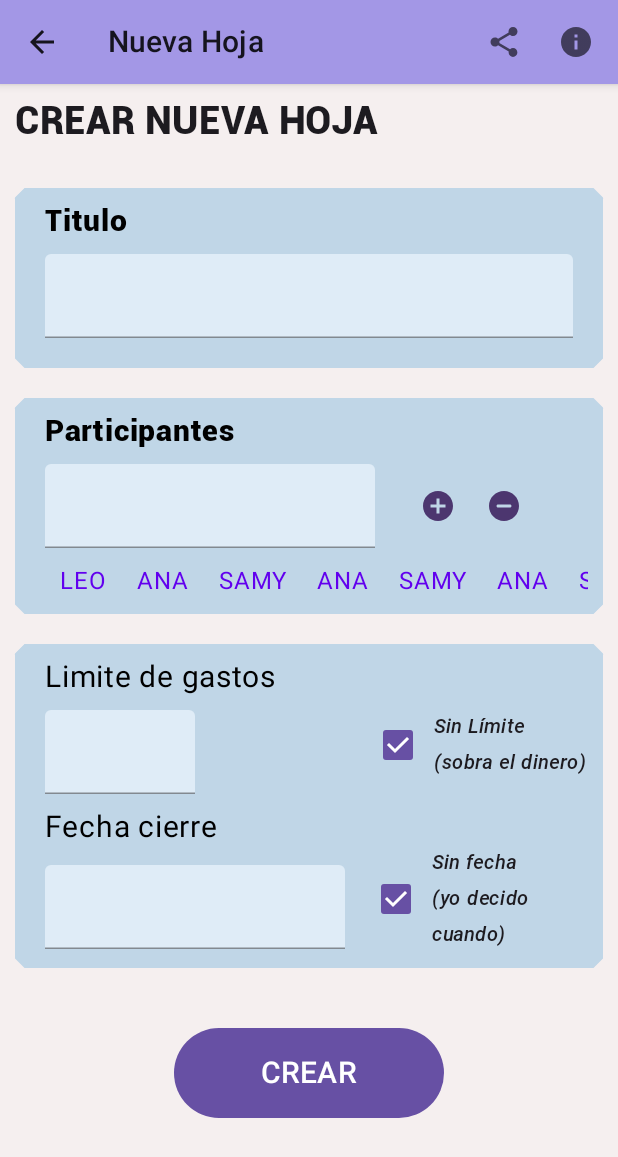
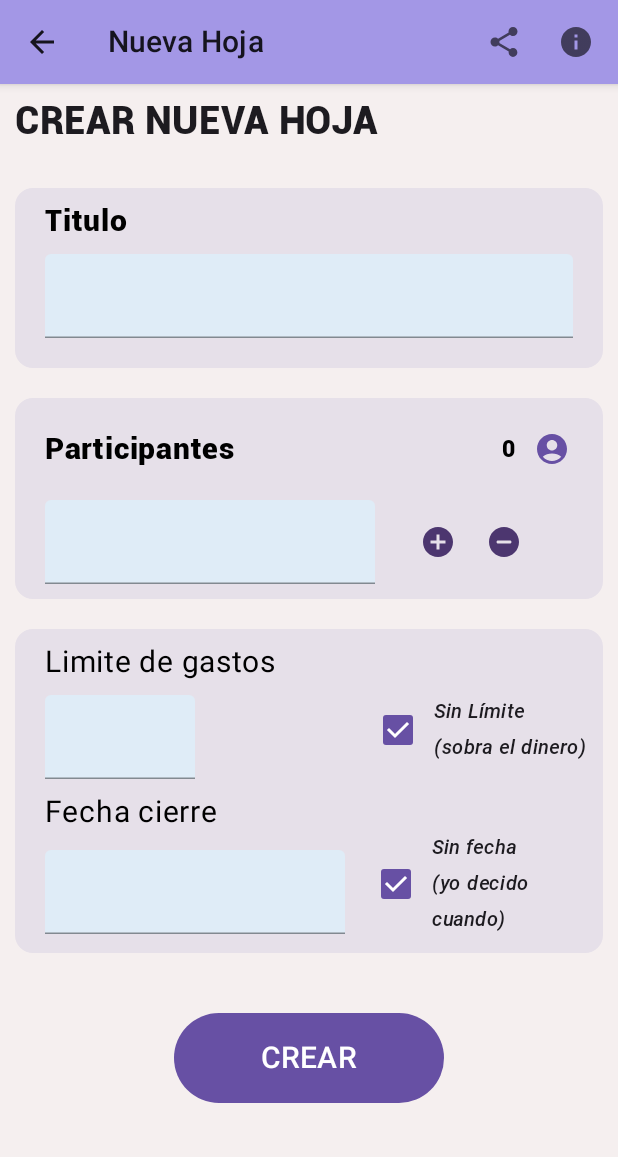
Before and after one commit to LeoCare/MisCuentas, an Android app built with Jetpack Compose: the NuevaHoja screen opened through its navigation route, on a phone screen of 412 x 824 dp. Shown: the top 1157 px of the screen. Run offline under Robolectric (Android 15) with nearby library versions, the phone set to English and light mode, and no system bars.

Commit message:
Lista de participantes expandible

```diff
--- a/app/build.gradle.kts
+++ b/app/build.gradle.kts
@@ -77,6 +77,9 @@ dependencies {
     debugImplementation("androidx.compose.ui:ui-tooling")
     debugImplementation("androidx.compose.ui:ui-test-manifest")
 
+    //Iconos Material
+    implementation("androidx.compose.material:material-icons-extended")
+
     implementation("androidx.core:core-ktx:1.12.0")
     testImplementation("junit:junit:4.13.2")
     androidTestImplementation("androidx.test.ext:junit:1.1.5")
--- a/app/src/main/java/com/app/miscuentas/ui/nueva_hoja/ui/NuevaHojaScreen.kt
+++ b/app/src/main/java/com/app/miscuentas/ui/nueva_hoja/ui/NuevaHojaScreen.kt
@@ -1,38 +1,44 @@
 package com.app.miscuentas.ui.nueva_hoja.ui
 
+import androidx.compose.animation.animateContentSize
+import androidx.compose.animation.core.Spring
+import androidx.compose.animation.core.spring
 import androidx.compose.foundation.BorderStroke
 import androidx.compose.foundation.Image
 import androidx.compose.foundation.background
-import androidx.compose.foundation.border
 import androidx.compose.foundation.clickable
 import androidx.compose.foundation.layout.Arrangement
-import androidx.compose.foundation.layout.Box
 import androidx.compose.foundation.layout.Column
 import androidx.compose.foundation.layout.IntrinsicSize
 import androidx.compose.foundation.layout.PaddingValues
 import androidx.compose.foundation.layout.Row
-
 import androidx.compose.foundation.layout.Spacer
 import androidx.compose.foundation.layout.fillMaxHeight
 import androidx.compose.foundation.layout.fillMaxSize
 import androidx.compose.foundation.layout.fillMaxWidth
 import androidx.compose.foundation.layout.height
 import androidx.compose.foundation.layout.padding
-import androidx.compose.foundation.layout.size
 import androidx.compose.foundation.layout.width
 import androidx.compose.foundation.lazy.LazyColumn
 import androidx.compose.foundation.lazy.LazyRow
 import androidx.compose.foundation.lazy.items
 import androidx.compose.foundation.shape.CutCornerShape
-import androidx.compose.foundation.shape.RoundedCornerShape
 import androidx.compose.foundation.text.KeyboardOptions
+import androidx.compose.material.Icon
+import androidx.compose.material.IconButton
 import androidx.compose.material.Scaffold
+import androidx.compose.material.Surface
 import androidx.compose.material.TextField
 import androidx.compose.material.TextFieldDefaults
+import androidx.compose.material.icons.Icons
+import androidx.compose.material.icons.filled.AccountCircle
+import androidx.compose.material.icons.filled.ExpandLess
+import androidx.compose.material.icons.filled.ExpandMore
 import androidx.compose.material.rememberScaffoldState
 import androidx.compose.material3.Button
+import androidx.compose.material3.Card
 import androidx.compose.material3.Checkbox
-import androidx.compose.material.Surface
+import androidx.compose.material3.MaterialTheme
 import androidx.compose.material3.Text
 import androidx.compose.runtime.Composable
 import androidx.compose.runtime.MutableState
@@ -49,8 +55,8 @@ import androidx.compose.ui.Alignment.Companion.CenterVertically
 import androidx.compose.ui.Modifier
 import androidx.compose.ui.draw.clip
 import androidx.compose.ui.graphics.Color
-import androidx.compose.ui.modifier.modifierLocalConsumer
 import androidx.compose.ui.res.colorResource
+import androidx.compose.ui.res.dimensionResource
 import androidx.compose.ui.res.painterResource
 import androidx.compose.ui.res.stringResource
 import androidx.compose.ui.text.TextStyle
@@ -134,6 +140,7 @@ fun NuevaHojaScreen(innerPadding: PaddingValues) {
             .fillMaxSize()
             .background(Color(color = 0xFFF5EFEF))
             .padding(top = 10.dp)
+
     ) {
 
         item {
@@ -145,14 +152,13 @@ fun NuevaHojaScreen(innerPadding: PaddingValues) {
             )
             CustomSpacer(size = 20.dp)
 
-            Surface(
+            Card(
                 modifier = Modifier
                     .padding(10.dp)
                     .fillMaxWidth()
+                    .clip(MaterialTheme.shapes.small)
                     .fillMaxHeight(0.25f),
-                shape = CutCornerShape(7.dp),
-                color = Color(0xFFC0D6E7),
-                border = BorderStroke(7.dp, color = Color(0xFFC0D6E7))
+
             ) {
                 Column(
                     modifier = Modifier
@@ -162,48 +168,36 @@ fun NuevaHojaScreen(innerPadding: PaddingValues) {
                 }
             }
 
-            Surface(
+            Card(
                 modifier = Modifier
                     .padding(10.dp)
                     .fillMaxWidth()
-                    .fillMaxHeight(0.5f),
-                shape = CutCornerShape(7.dp),
-                color = Color(0xFFC0D6E7),
-                border = BorderStroke(7.dp, color = Color(0xFFC0D6E7))
+                    .fillMaxHeight(0.5f)
+                    .clip(MaterialTheme.shapes.small)
+                    .animateContentSize(
+                        animationSpec = spring(
+                            dampingRatio = Spring.DampingRatioLowBouncy,
+                            stiffness = Spring.StiffnessLow
+                        )
+                    )
             ) {
                 Column(
                     modifier = Modifier
                         .padding(10.dp)
                 ) {
                     Paraticipantes(_numParticipantes, _participantes, robotoBlack)
-                    LazyRow(
-                        modifier = Modifier
-                            .padding(top = 10.dp)
-                            .fillMaxWidth()
-                    ) {
-                        //mostrar lista de participantes
-                        items(_participantes) { participante ->
-                            Text(
-                                text = participante,
-                                modifier = Modifier
-                                    .padding(start = 20.dp),
-                                color = colorResource(id = R.color.purple_500)
-                            )
-                        }
-                    }
+
                 }
             }
         }
 
         item{
-            Surface(
+            Card(
                 modifier = Modifier
                     .padding(10.dp)
                     .fillMaxWidth()
-                    .fillMaxHeight(0.35f),
-                shape = CutCornerShape(7.dp),
-                color = Color(0xFFC0D6E7),
-                border = BorderStroke(7.dp, color = Color(0xFFC0D6E7))
+                    .clip(MaterialTheme.shapes.small)
+                    .fillMaxHeight(0.35f)
             ) {
                 Column(
                     modifier = Modifier
@@ -258,13 +252,43 @@ fun Titulo(titulo: MutableState<String>, robotoBlack: FontFamily) {
 @Composable
 fun Paraticipantes(_numParticipantes: MutableState<String>, _participantes: SnapshotStateList<String>, robotoBlack: FontFamily) {
     var isFocused by rememberSaveable { mutableStateOf(false) }
+    var mostrarParticipantes by remember { mutableStateOf(false) }
+
+    Row(
+        modifier = Modifier
+            .fillMaxWidth()
+            .padding(start = 10.dp),
+        horizontalArrangement = Arrangement.SpaceBetween
+
+    ) {
         Text(
             text = "Participantes",
             fontSize = 20.sp,
             color = Color.Black,
             fontFamily = robotoBlack,
-        modifier = Modifier.padding(start = 10.dp)
+            modifier = Modifier
+                .align(CenterVertically)
         )
+        Spacer(Modifier.weight(1f))
+        Text(
+            text = "0",
+            fontSize = 15.sp,
+            color = Color.Black,
+            fontFamily = robotoBlack,
+            modifier = Modifier
+                .align(CenterVertically)
+        )
+        IconButton(onClick = { mostrarParticipantes = !mostrarParticipantes }) {
+            Icon(
+                imageVector = Icons.Filled.AccountCircle,
+                contentDescription = "Ver participantes",
+                tint = MaterialTheme.colorScheme.primary,
+                modifier = Modifier
+                    .align(CenterVertically)
+
+            )
+        }
+    }
 
     Row(
         modifier = Modifier.padding(start = 10.dp, top = 10.dp)
@@ -311,8 +335,30 @@ fun Paraticipantes(_numParticipantes: MutableState<String>, _participantes: Snap
                 }
         )
     }
+    ListaParticipantes(mostrarParticipantes, _participantes)
 }
 
+@Composable
+fun ListaParticipantes(mostrarParticipantes: Boolean, _participantes: SnapshotStateList<String>){
+    if (mostrarParticipantes) {
+        LazyRow(
+            modifier = Modifier
+                .padding(top = 10.dp)
+                .fillMaxWidth()
+        ) {
+            //mostrar lista de participantes
+            items(_participantes) { participante ->
+                Text(
+                    text = participante,
+                    modifier = Modifier
+                        .padding(start = 10.dp),
+                    color = colorResource(id = R.color.purple_500)
+                )
+            }
+        }
+
+    }
+}
 
 @Composable
 fun LimiteGasto(
@@ -424,6 +470,26 @@ fun LimiteFecha(fechaCierre: MutableState<String>, tieneFecha: MutableState<Bool
     }
 }
 
+//BOTON EXPANDIR PARTICIPANTES
+@Composable
+fun VerParticipantes(
+    expanded: Boolean,
+    onClick: () -> Unit,
+    modifier: Modifier = Modifier
+) {
+    androidx.compose.material3.IconButton(
+        onClick = onClick,
+        modifier = modifier
+    ) {
+        androidx.compose.material3.Icon(
+            imageVector = Icons.Filled.AccountCircle,
+            contentDescription = "Ver participantes"
+        )
+    }
+}
+
+
+//BOTON CREAR HOJA
 @Composable
 fun BotonCrear() {
     Column(
```
Lines whose indentation alone changed are shown as unchanged.
